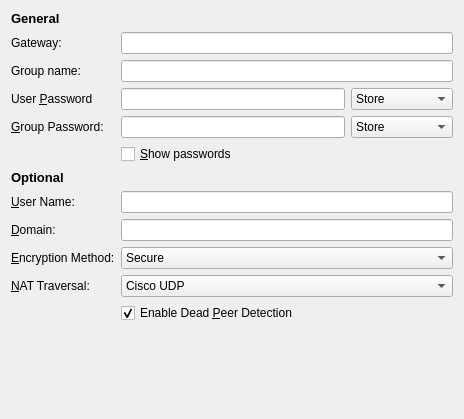
KDE/networkmanagement, file vpnplugins/vpnc/vpncprop.ui: the form before one commit.
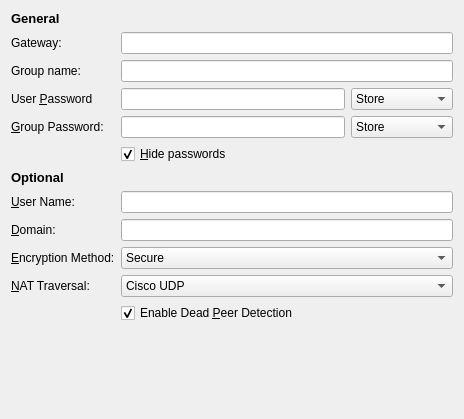
The form after the commit. Custom widgets are drawn as their Qt base class.

What changed in the file:
```diff
--- a/vpnplugins/vpnc/vpncprop.ui
+++ b/vpnplugins/vpnc/vpncprop.ui
@@ -134,7 +134,10 @@
      <item row="5" column="1">
       <widget class="QCheckBox" name="cbShowPasswords">
        <property name="text">
-        <string>&amp;Show passwords</string>
+        <string>&amp;Hide passwords</string>
+       </property>
+       <property name="checked">
+        <bool>true</bool>
        </property>
       </widget>
      </item>
```
Left out of the diff: 61 changed lines with no effect on the pictures.
